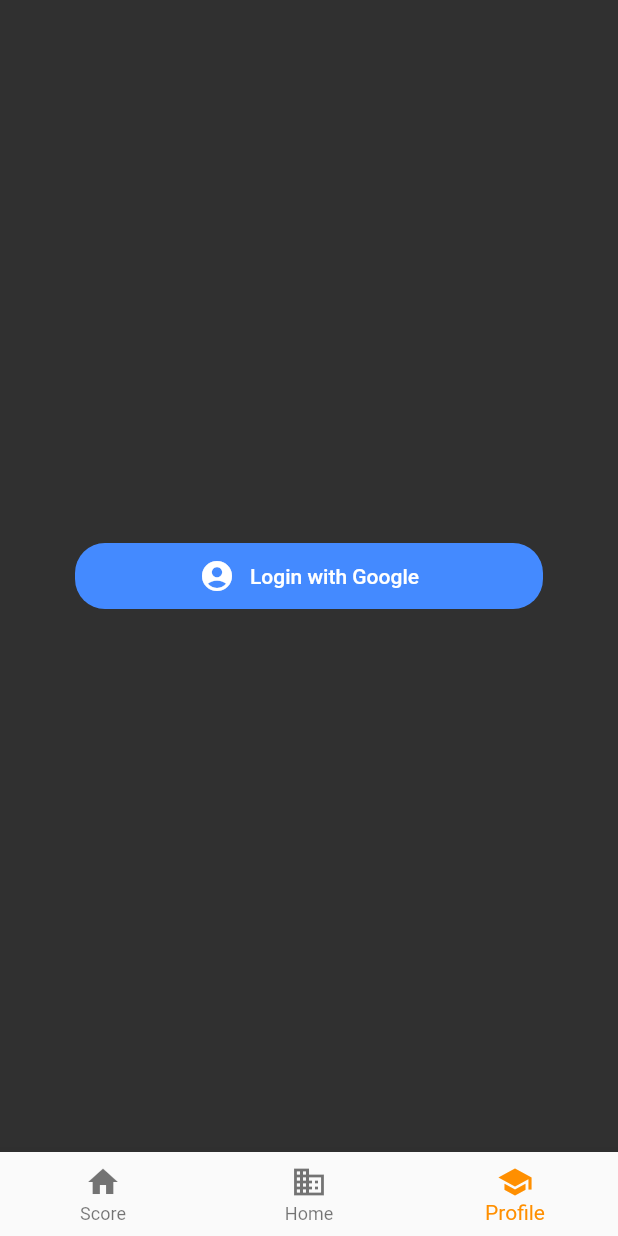
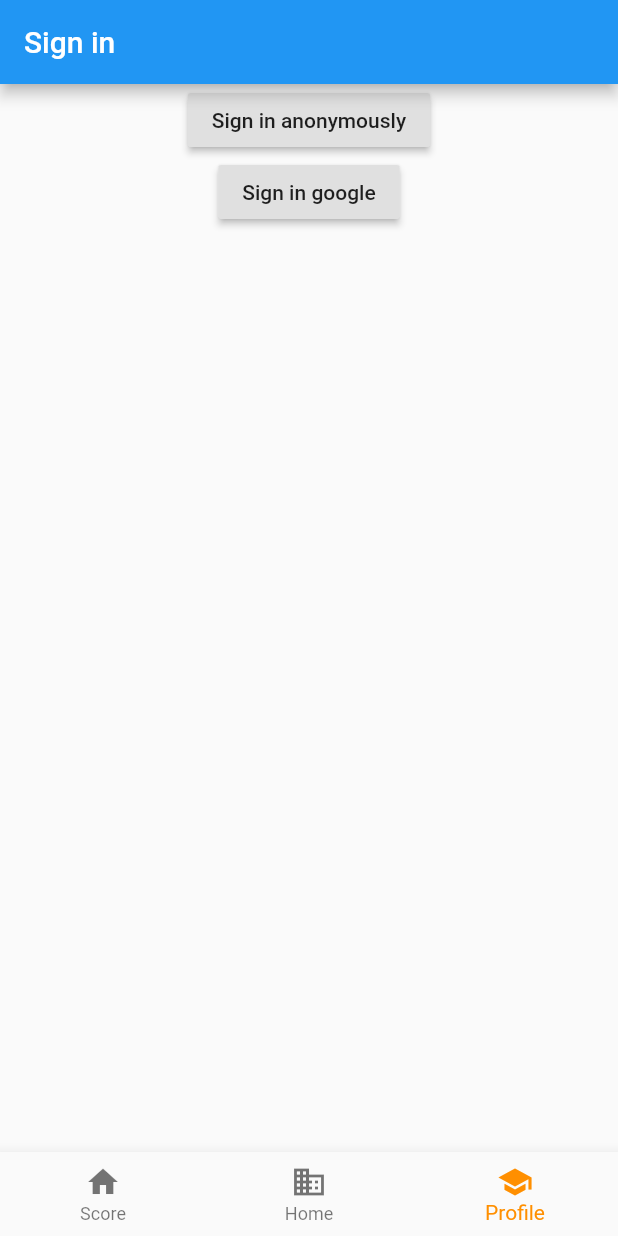
Before and after one commit to JonathanConn/prog_tracker_app, a Flutter app: the screen it shows after launch, item 3 of the bottom bar chosen, on a phone screen of 412 x 824 dp. Run offline on Flutter 3.47's test engine with Material 2 defaults, Android fonts, the phone set to English and light mode, and no system bars; our stand-ins replace cloud_firestore, firebase_auth, google_fonts, google_sign_in; accounts and stored records are empty.

Commit message:
improved login state flow

```diff
--- a/prog_tracker/lib/main.dart
+++ b/prog_tracker/lib/main.dart
@@ -1,6 +1,4 @@
 import 'navbar.dart';
-import 'login.dart';
-import 'leaderboard.dart';
 
 import 'package:flutter/material.dart';
 import 'package:google_fonts/google_fonts.dart';
@@ -8,57 +6,11 @@ import 'package:google_fonts/google_fonts.dart';
 void main() {
 
   runApp(
-    MaterialApp( home: NavBarWidget() )
+    MaterialApp(
+      home: Scaffold(
+        bottomNavigationBar: NavBarWidget(),
+        body: Container(color: Colors.yellow,),
+      )
+    )
   );
 }
-
-
-class NavBarWidget extends StatefulWidget {
-  @override
-  _NavBarWidgetState createState() => _NavBarWidgetState();
-}
-
-class _NavBarWidgetState extends State<NavBarWidget> {
-  int _selectedIndex = 0;
-  final routes = [
-    LeaderboardPage(),
-    Container(color: Colors.red,),
-    LoginPage(),
-  ];
-
-  void _onItemTapped(int index) {
-    setState(() {
-      _selectedIndex = index;
-    });
-  }
-
-  @override
-  Widget build(BuildContext context) {
-    return Scaffold(
-
-      body: routes[_selectedIndex],
-
-      bottomNavigationBar: BottomNavigationBar (
-        items: const <BottomNavigationBarItem>[
-          BottomNavigationBarItem(
-            icon: Icon(Icons.home),
-            title: Text('Score'),
-          ),
-          BottomNavigationBarItem(
-            icon: Icon(Icons.business),
-            title: Text('Home'),
-          ),
-          BottomNavigationBarItem(
-            icon: Icon(Icons.school),
-            title: Text('Profile'),
-          ),
-        ],
-        currentIndex: _selectedIndex,
-        selectedItemColor: Colors.amber[800],
-        onTap: _onItemTapped,
-      ),
-
-    );
-
-  }
-}
--- a/prog_tracker/lib/navbar.dart
+++ b/prog_tracker/lib/navbar.dart
@@ -1,30 +1,20 @@
+import 'leaderboard.dart';
+import 'login.dart';
+import 'profile.dart';
+
 import 'package:flutter/material.dart';
 
 class NavBarWidget extends StatefulWidget {
-  NavBarWidget({Key key}) : super(key: key);
-
   @override
   _NavBarWidgetState createState() => _NavBarWidgetState();
 }
 
 class _NavBarWidgetState extends State<NavBarWidget> {
-
   int _selectedIndex = 0;
-  static const TextStyle optionStyle =
-      TextStyle(fontSize: 30, fontWeight: FontWeight.bold);
-  static const List<Widget> _widgetOptions = <Widget>[
-    Text(
-      'Score',
-      style: optionStyle,
-    ),
-    Text(
-      'Home',
-      style: optionStyle,
-    ),
-    Text(
-      'Profile',
-      style: optionStyle,
-    ),
+  final routes = [
+    LeaderboardPage(),
+    Container(color: Colors.red,),
+    LandingPage(),
   ];
 
   void _onItemTapped(int index) {
@@ -35,7 +25,11 @@ class _NavBarWidgetState extends State<NavBarWidget> {
 
   @override
   Widget build(BuildContext context) {
-    return BottomNavigationBar (
+    return Scaffold(
+
+      body: routes[_selectedIndex],
+
+      bottomNavigationBar: BottomNavigationBar (
         items: const <BottomNavigationBarItem>[
           BottomNavigationBarItem(
             icon: Icon(Icons.home),
@@ -53,6 +47,9 @@ class _NavBarWidgetState extends State<NavBarWidget> {
         currentIndex: _selectedIndex,
         selectedItemColor: Colors.amber[800],
         onTap: _onItemTapped,
-      );
+      ),
+
+    );
+
   }
 }
--- /dev/null
+++ b/prog_tracker/lib/profile.dart
@@ -0,0 +1,119 @@
+import 'package:flutter/material.dart';
+import 'package:firebase_auth/firebase_auth.dart';
+import 'package:google_sign_in/google_sign_in.dart';
+import 'package:firebase_auth/firebase_auth.dart';
+import 'package:flutter/material.dart';
+
+class LandingPage extends StatelessWidget {
+  @override
+  Widget build(BuildContext context) {
+    return StreamBuilder<FirebaseUser>(
+      stream: FirebaseAuth.instance.onAuthStateChanged,
+      builder: (context, snapshot) {
+        if (snapshot.connectionState == ConnectionState.active) {
+          FirebaseUser user = snapshot.data;
+          if (user == null) {
+            return SignInPage();
+          }
+          return HomePage();
+        } else {
+          return Scaffold(
+            body: Center(
+              child: CircularProgressIndicator(),
+            ),
+          );
+        }
+      },
+    );
+  }
+}
+
+class SignInPage extends StatelessWidget {
+
+  // access to our google sign in
+  final GoogleSignIn _googleSignIn = GoogleSignIn();
+
+  //access to firebase
+  final FirebaseAuth _auth = FirebaseAuth.instance;
+
+  Future<void> _signInAnonymously() async {
+    try {
+      await FirebaseAuth.instance.signInAnonymously();
+    } catch (e) {
+      print(e); // TODO: show dialog with error
+    }
+  }
+
+  Future<void> _signInGoogle() async {
+    final GoogleSignInAccount googleUser = await _googleSignIn.signIn();
+    final GoogleSignInAuthentication googleAuth = await googleUser.authentication;
+
+    final AuthCredential credential = GoogleAuthProvider.getCredential(
+      accessToken: googleAuth.accessToken,
+      idToken: googleAuth.idToken,
+    );
+
+    final FirebaseUser user = (await _auth.signInWithCredential(credential)).user;
+    print("signed in " + user.displayName);
+
+  }
+
+
+  @override
+  Widget build(BuildContext context) {
+    return Scaffold(
+      appBar: AppBar(title: Text('Sign in')),
+      body: Center(
+        child: Column(
+
+          children: <Widget>[
+
+            RaisedButton(
+              child: Text('Sign in anonymously'),
+              onPressed: _signInAnonymously,
+            ),
+
+            RaisedButton(
+              child: Text('Sign in google'),
+              onPressed: _signInGoogle,
+            ),
+
+          ]
+
+        )
+      )
+    );
+  }
+}
+
+class HomePage extends StatelessWidget {
+
+  Future<void> _signOut() async {
+    try {
+      await FirebaseAuth.instance.signOut();
+    } catch (e) {
+      print(e); // TODO: show dialog with error
+    }
+  }
+
+  @override
+  Widget build(BuildContext context) {
+    return Scaffold(
+      appBar: AppBar(
+        title: Text('Home Page'),
+        actions: <Widget>[
+          FlatButton(
+            child: Text(
+              'Logout',
+              style: TextStyle(
+                fontSize: 18.0,
+                color: Colors.white,
+              ),
+            ),
+            onPressed: _signOut,
+          ),
+        ],
+      ),
+    );
+  }
+}
```
Also changed, not shown: prog_tracker/lib/RouteGenerator.dart (added, +49 -0 lines), prog_tracker/lib/login.dart (+2 -9 lines).
